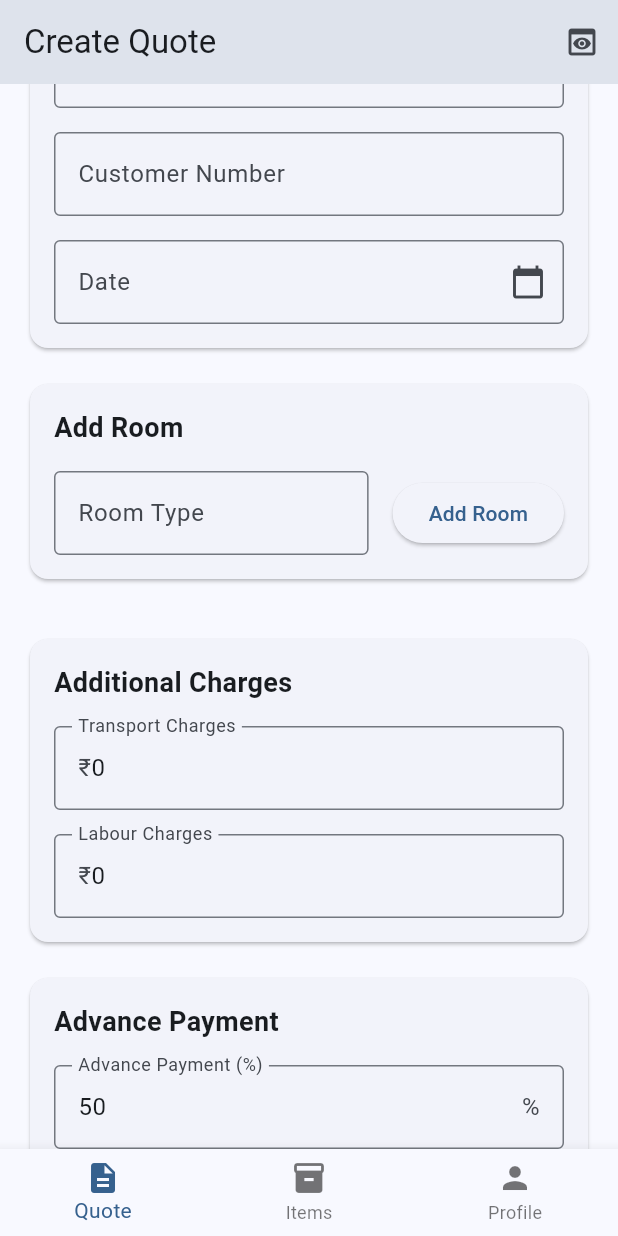
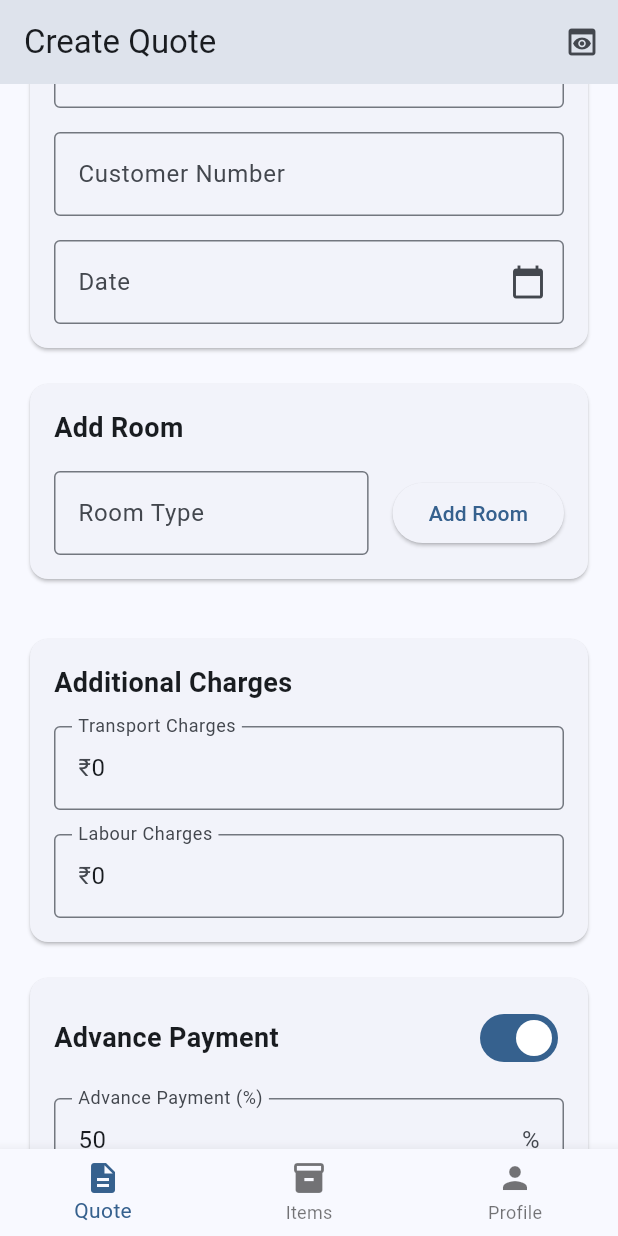
Before and after one commit to Sahil-Lakhani/Auto-Quote, a Flutter app: the screen it shows once a user with an empty profile is signed in, scrolled down 576 dp, on a phone screen of 412 x 824 dp. Run offline on Flutter 3.47's test engine with Material 3 defaults, Android fonts, the phone set to English and light mode, and no system bars; our stand-ins replace cloud_firestore, firebase_auth, firebase_core, google_sign_in, image_picker, open_file and 3 more; accounts and stored records are empty; generated files the repository leaves out were written again.

Commit message:
advance payment expand on true collapse on false

```diff
--- a/lib/widgets/advance_payment_section.dart
+++ b/lib/widgets/advance_payment_section.dart
@@ -20,6 +20,9 @@ class AdvancePaymentSection extends StatelessWidget {
             child: Column(
               crossAxisAlignment: CrossAxisAlignment.start,
               children: [
+                Row(
+                  mainAxisAlignment: MainAxisAlignment.spaceBetween,
+                  children: [
                     const Text(
                       'Advance Payment',
                       style: TextStyle(
@@ -27,6 +30,26 @@ class AdvancePaymentSection extends StatelessWidget {
                         fontWeight: FontWeight.bold,
                       ),
                     ),
+                    Row(
+                      children: [
+                        // const Text('Enable'),
+                        // const SizedBox(width: 8),
+                        Switch(
+                          value: provider.isAdvancePaymentEnabled,
+                          onChanged: (value) {
+                            provider.toggleAdvancePayment(value);
+                            if (!value) {
+                              advanceController.text = '';
+                            } else {
+                              advanceController.text = '50'; // Default value
+                            }
+                          },
+                        ),
+                      ],
+                    ),
+                  ],
+                ),
+                if (provider.isAdvancePaymentEnabled) ...[
                   const SizedBox(height: 16),
                   Row(
                     children: [
@@ -71,6 +94,7 @@ class AdvancePaymentSection extends StatelessWidget {
                     ),
                   ],
                 ],
+              ],
             ),
           ),
         );
```
Lines whose indentation alone changed are shown as unchanged.
